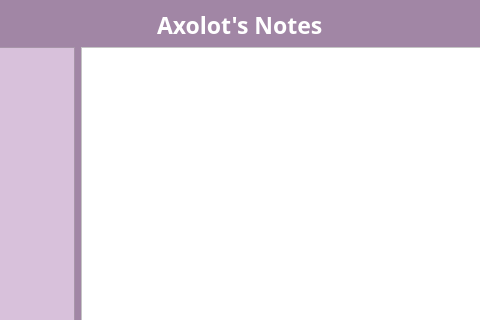
First picture: the form in Interface_files/MainWNotes.ui, repository Ephirious/Notes-TaskManager, before the edit; both pictures show x 132 to 612 and y 0 to 320 of the 717 by 643 pixel window.
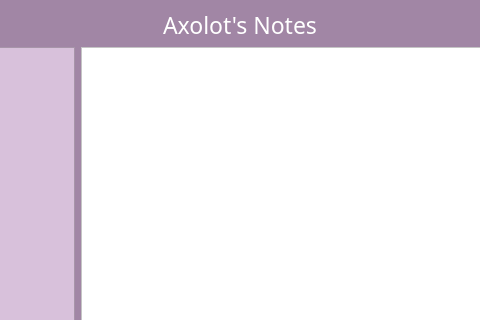
Second picture: the form after the edit. Icons and pictures are not drawn.

Commit message: шрифты :)

Patch:
```diff
--- a/Interface_files/MainWNotes.ui
+++ b/Interface_files/MainWNotes.ui
@@ -105,7 +105,7 @@
           <family>Snap ITC</family>
           <pointsize>17</pointsize>
           <italic>false</italic>
-          <bold>true</bold>
+          <bold>false</bold>
          </font>
         </property>
         <property name="styleSheet">
```
Left out of the diff: 2 changed lines with no effect on the pictures. The commit also changes 2 other files.
